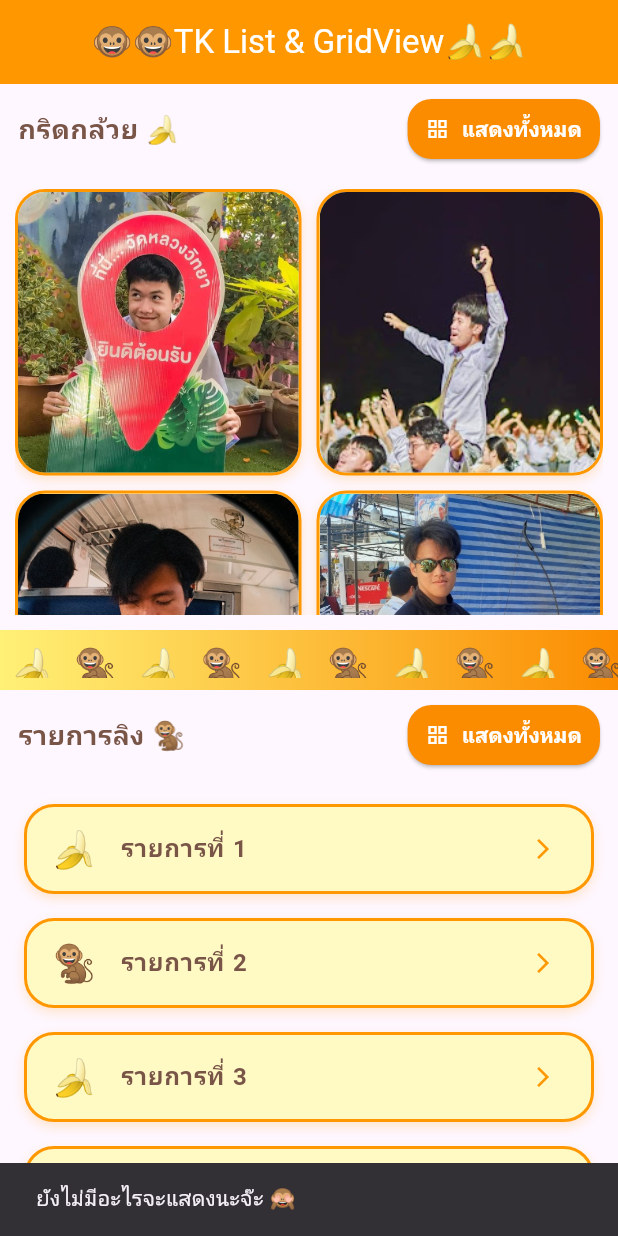
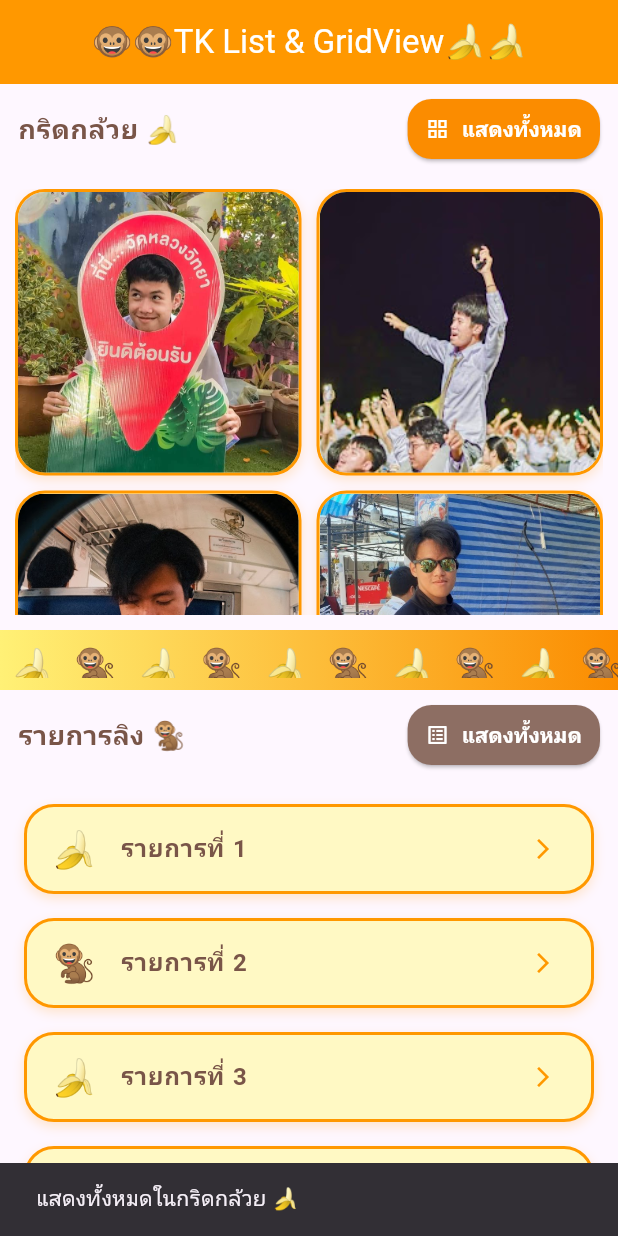
Before and after one commit to TkTossakan/Listview_app, a Flutter app: the screen it shows after launch, after a tap on "แสดงทั้งหมด", on a phone screen of 412 x 824 dp. Run offline on Flutter 3.47's test engine with Material 3 defaults, Android fonts, the phone set to English and light mode, and no system bars.

Commit message:
แก้ไขปุ่มแสดงทั้งหมด

```diff
--- a/lib/main.dart
+++ b/lib/main.dart
@@ -51,7 +51,7 @@ class MainApp extends StatelessWidget {
                             color: Colors.brown,
                           ),
                         ),
-                        ShowAllButton(),
+                        ShowAllGridButton(),
                       ],
                     ),
                   ),
@@ -141,7 +141,7 @@ class MainApp extends StatelessWidget {
                             color: Colors.brown,
                           ),
                         ),
-                        ShowAllButton(),
+                        ShowAllListButton(),
                       ],
                     ),
                   ),
@@ -196,17 +196,16 @@ class MainApp extends StatelessWidget {
   }
 }
 
-// 🔘 ปุ่มแสดงทั้งหมดแบบเรียบร้อย reusable
-class ShowAllButton extends StatelessWidget {
-  const ShowAllButton({super.key});
+// 🔘 ปุ่มสำหรับ GridView
+class ShowAllGridButton extends StatelessWidget {
+  const ShowAllGridButton({super.key});
 
   @override
   Widget build(BuildContext context) {
     return ElevatedButton.icon(
       onPressed: () {
-        // แสดงทั้งหมดเมื่อกด
         ScaffoldMessenger.of(context).showSnackBar(
-          const SnackBar(content: Text('ยังไม่มีอะไรจะแสดงนะจ๊ะ 🙈')),
+          const SnackBar(content: Text('แสดงทั้งหมดในกริดกล้วย 🍌')),
         );
       },
       style: ElevatedButton.styleFrom(
@@ -225,3 +224,32 @@ class ShowAllButton extends StatelessWidget {
     );
   }
 }
+
+// 🔘 ปุ่มสำหรับ ListView
+class ShowAllListButton extends StatelessWidget {
+  const ShowAllListButton({super.key});
+
+  @override
+  Widget build(BuildContext context) {
+    return ElevatedButton.icon(
+      onPressed: () {
+        ScaffoldMessenger.of(context).showSnackBar(
+          const SnackBar(content: Text('แสดงทั้งหมดในรายการลิง 🐒')),
+        );
+      },
+      style: ElevatedButton.styleFrom(
+        backgroundColor: Colors.brown.shade400,
+        foregroundColor: Colors.white,
+        padding: const EdgeInsets.symmetric(horizontal: 12, vertical: 6),
+        shape: RoundedRectangleBorder(
+          borderRadius: BorderRadius.circular(16),
+        ),
+      ),
+      icon: const Icon(Icons.list_alt, size: 16),
+      label: const Text(
+        'แสดงทั้งหมด',
+        style: TextStyle(fontWeight: FontWeight.bold),
+      ),
+    );
+  }
+}
```
